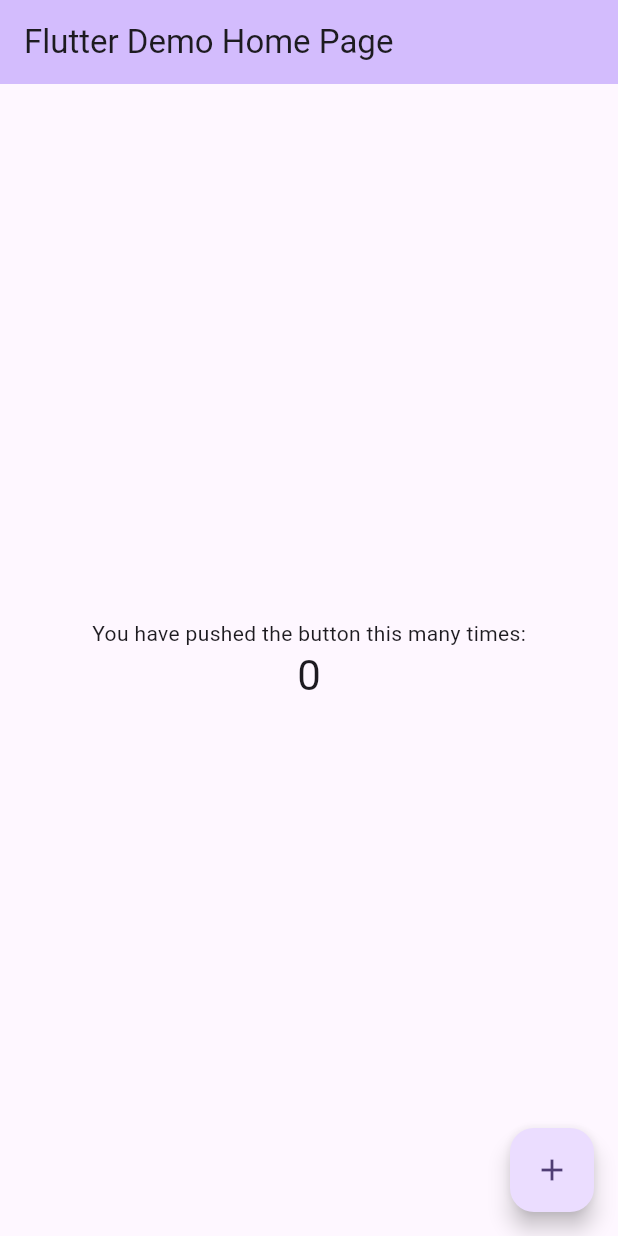
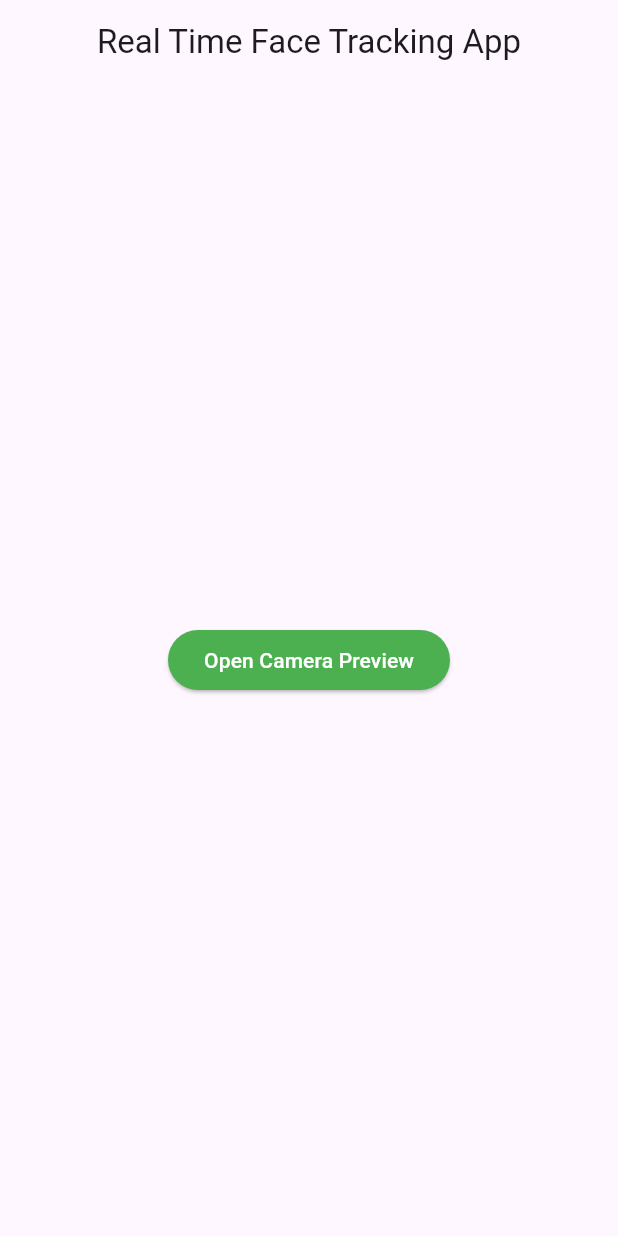
Before and after one commit to sendhyrama/face-tracking-app, a Flutter app: the screen it shows after launch, on a phone screen of 412 x 824 dp. Run offline on Flutter 3.47's test engine with Material 3 defaults, Android fonts, the light colour scheme and no system bars; our stand-ins replace camera, permission_handler.

Commit message:
feat: :sparkles: front camera preview

```diff
--- a/lib/main.dart
+++ b/lib/main.dart
@@ -1,125 +1,30 @@
 import 'package:flutter/material.dart';
+import 'package:camera/camera.dart';
+import 'pages/home_page.dart';
 
-void main() {
-  runApp(const MyApp());
+void main() async {
+  WidgetsFlutterBinding.ensureInitialized();
+  final cameras = await availableCameras();
+  final frontCamera = cameras.firstWhere(
+      (camera) => camera.lensDirection == CameraLensDirection.front,
+      orElse: () => cameras
+          .first);
+
+  runApp(MyApp(camera: frontCamera));
 }
 
 class MyApp extends StatelessWidget {
-  const MyApp({super.key});
+  final CameraDescription camera;
 
-  // This widget is the root of your application.
+  const MyApp({super.key, required this.camera});
+
   @override
   Widget build(BuildContext context) {
     return MaterialApp(
-      title: 'Flutter Demo',
-      theme: ThemeData(
-        // This is the theme of your application.
-        //
-        // TRY THIS: Try running your application with "flutter run". You'll see
-        // the application has a purple toolbar. Then, without quitting the app,
-        // try changing the seedColor in the colorScheme below to Colors.green
-        // and then invoke "hot reload" (save your changes or press the "hot
-        // reload" button in a Flutter-supported IDE, or press "r" if you used
-        // the command line to start the app).
-        //
-        // Notice that the counter didn't reset back to zero; the application
-        // state is not lost during the reload. To reset the state, use hot
-        // restart instead.
-        //
-        // This works for code too, not just values: Most code changes can be
-        // tested with just a hot reload.
-        colorScheme: ColorScheme.fromSeed(seedColor: Colors.deepPurple),
-        useMaterial3: true,
-      ),
-      home: const MyHomePage(title: 'Flutter Demo Home Page'),
-    );
+        title: 'Camera Preview App',
+        theme: ThemeData(
+          primarySwatch: Colors.blue,
+        ),
+        home: HomePage(camera: camera));
   }
 }
-
-class MyHomePage extends StatefulWidget {
-  const MyHomePage({super.key, required this.title});
-
-  // This widget is the home page of your application. It is stateful, meaning
-  // that it has a State object (defined below) that contains fields that affect
-  // how it looks.
-
-  // This class is the configuration for the state. It holds the values (in this
-  // case the title) provided by the parent (in this case the App widget) and
-  // used by the build method of the State. Fields in a Widget subclass are
-  // always marked "final".
-
-  final String title;
-
-  @override
-  State<MyHomePage> createState() => _MyHomePageState();
-}
-
-class _MyHomePageState extends State<MyHomePage> {
-  int _counter = 0;
-
-  void _incrementCounter() {
-    setState(() {
-      // This call to setState tells the Flutter framework that something has
-      // changed in this State, which causes it to rerun the build method below
-      // so that the display can reflect the updated values. If we changed
-      // _counter without calling setState(), then the build method would not be
-      // called again, and so nothing would appear to happen.
-      _counter++;
-    });
-  }
-
-  @override
-  Widget build(BuildContext context) {
-    // This method is rerun every time setState is called, for instance as done
-    // by the _incrementCounter method above.
-    //
-    // The Flutter framework has been optimized to make rerunning build methods
-    // fast, so that you can just rebuild anything that needs updating rather
-    // than having to individually change instances of widgets.
-    return Scaffold(
-      appBar: AppBar(
-        // TRY THIS: Try changing the color here to a specific color (to
-        // Colors.amber, perhaps?) and trigger a hot reload to see the AppBar
-        // change color while the other colors stay the same.
-        backgroundColor: Theme.of(context).colorScheme.inversePrimary,
-        // Here we take the value from the MyHomePage object that was created by
-        // the App.build method, and use it to set our appbar title.
-        title: Text(widget.title),
-      ),
-      body: Center(
-        // Center is a layout widget. It takes a single child and positions it
-        // in the middle of the parent.
-        child: Column(
-          // Column is also a layout widget. It takes a list of children and
-          // arranges them vertically. By default, it sizes itself to fit its
-          // children horizontally, and tries to be as tall as its parent.
-          //
-          // Column has various properties to control how it sizes itself and
-          // how it positions its children. Here we use mainAxisAlignment to
-          // center the children vertically; the main axis here is the vertical
-          // axis because Columns are vertical (the cross axis would be
-          // horizontal).
-          //
-          // TRY THIS: Invoke "debug painting" (choose the "Toggle Debug Paint"
-          // action in the IDE, or press "p" in the console), to see the
-          // wireframe for each widget.
-          mainAxisAlignment: MainAxisAlignment.center,
-          children: <Widget>[
-            const Text(
-              'You have pushed the button this many times:',
-            ),
-            Text(
-              '$_counter',
-              style: Theme.of(context).textTheme.headlineMedium,
-            ),
-          ],
-        ),
-      ),
-      floatingActionButton: FloatingActionButton(
-        onPressed: _incrementCounter,
-        tooltip: 'Increment',
-        child: const Icon(Icons.add),
-      ), // This trailing comma makes auto-formatting nicer for build methods.
-    );
-  }
-}
--- /dev/null
+++ b/lib/pages/home_page.dart
@@ -0,0 +1,36 @@
+import 'package:flutter/material.dart';
+import 'package:camera/camera.dart';
+import 'camera_preview_page.dart';
+
+class HomePage extends StatelessWidget {
+  final CameraDescription camera;
+
+  const HomePage({super.key, required this.camera});
+
+  @override
+  Widget build(BuildContext context) {
+    return Scaffold(
+      appBar: AppBar(
+        title: const Text('Real Time Face Tracking App'),
+        centerTitle: true,
+      ),
+      body: Center(
+        child: ElevatedButton(
+          onPressed: () {
+            Navigator.push(
+              context,
+              MaterialPageRoute(
+                builder: (context) => CameraPreviewPage(camera: camera),
+              ),
+            );
+          },
+          child: const Text("Open Camera Preview"),
+          style: ElevatedButton.styleFrom(
+            foregroundColor: Colors.white,
+            backgroundColor: Colors.green,
+          ),
+        ),
+      ),
+    );
+  }
+}
--- /dev/null
+++ b/lib/services/permission_service.dart
@@ -0,0 +1,13 @@
+import 'package:permission_handler/permission_handler.dart';
+
+class PermissionService {
+  static Future<void> requestCameraPermission() async {
+    PermissionStatus status = await Permission.camera.request();
+
+    if (status.isGranted) {
+      print("Camera permission granted!");
+    } else {
+      print("Camera permission denied.");
+    }
+  }
+}
```
Also changed, not shown: lib/pages/camera_preview_page.dart (added, +54 -0 lines), lib/services/camera_service.dart (added, +18 -0 lines), pubspec.yaml (+5 -17 lines), pubspec.lock, 5 other files.
